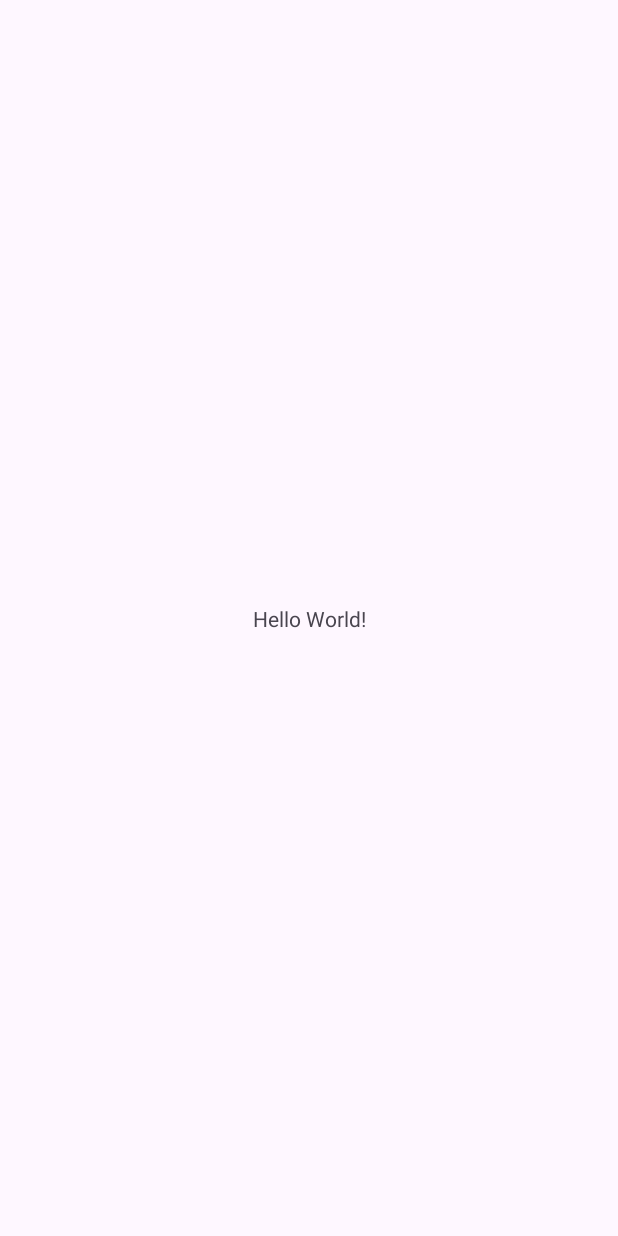
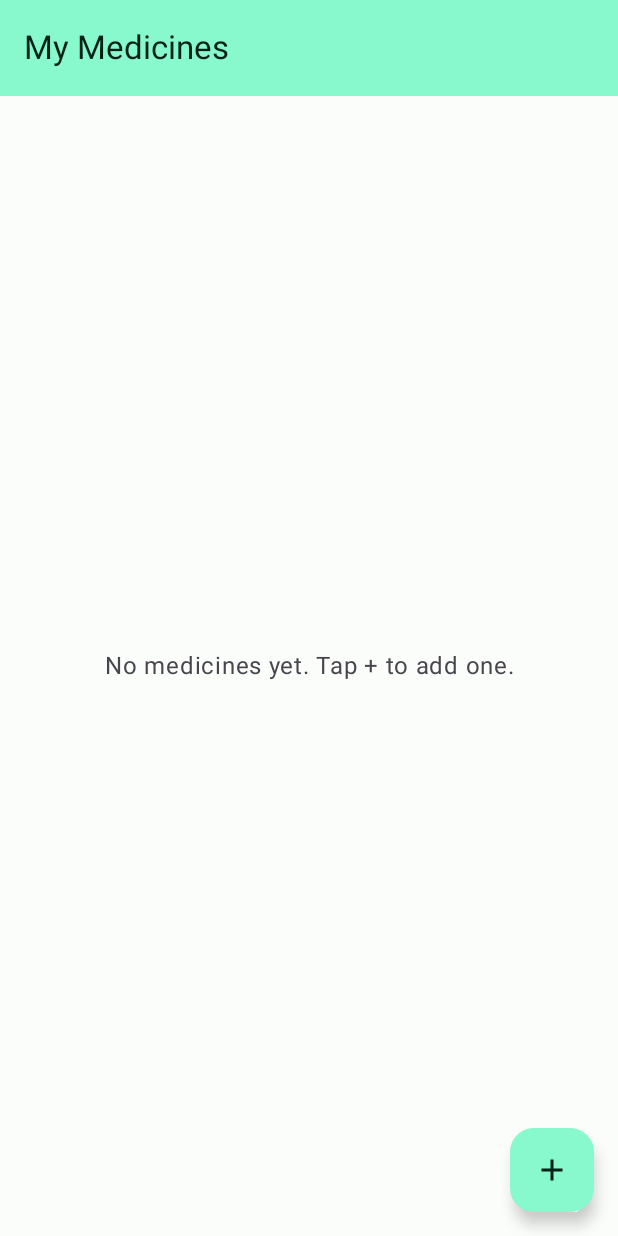
Before and after one commit to Nageshwar-Bhandary/DoseCircle, an Android app built with Jetpack Compose: the screen it shows after launch (MainActivity), on a phone screen of 412 x 824 dp. Before the commit the screen is almost empty. Run offline under Robolectric (Android 15) with nearby library versions, the phone set to English and light mode, and no system bars; our stand-ins replace Room's generated code.

Commit message:
Add medicine list screen

```diff
--- a/app/src/main/java/com/nagi/dosecircle/MainActivity.kt
+++ b/app/src/main/java/com/nagi/dosecircle/MainActivity.kt
@@ -1,20 +1,39 @@
 package com.nagi.dosecircle
 
 import android.os.Bundle
+import androidx.activity.ComponentActivity
+import androidx.activity.compose.setContent
 import androidx.activity.enableEdgeToEdge
-import androidx.appcompat.app.AppCompatActivity
-import androidx.core.view.ViewCompat
-import androidx.core.view.WindowInsetsCompat
+import androidx.lifecycle.viewmodel.compose.viewModel
+import androidx.navigation.compose.NavHost
+import androidx.navigation.compose.composable
+import androidx.navigation.compose.rememberNavController
+import com.nagi.dosecircle.ui.screens.MedicationListScreen
+import com.nagi.dosecircle.ui.theme.DoseCircleTheme
+import com.nagi.dosecircle.viewmodel.MedicationListViewModel
 
-class MainActivity : AppCompatActivity() {
+class MainActivity : ComponentActivity() {
     override fun onCreate(savedInstanceState: Bundle?) {
         super.onCreate(savedInstanceState)
         enableEdgeToEdge()
-        setContentView(R.layout.activity_main)
-        ViewCompat.setOnApplyWindowInsetsListener(findViewById(R.id.main)) { v, insets ->
-            val systemBars = insets.getInsets(WindowInsetsCompat.Type.systemBars())
-            v.setPadding(systemBars.left, systemBars.top, systemBars.right, systemBars.bottom)
-            insets
+
+        val app = application as DoseCircleApp
+
+        setContent {
+            DoseCircleTheme {
+                val navController = rememberNavController()
+                NavHost(
+                    navController = navController,
+                    startDestination = "medication_list"
+                ) {
+                    composable("medication_list") {
+                        val viewModel: MedicationListViewModel = viewModel(
+                            factory = MedicationListViewModel.provideFactory(app)
+                        )
+                        MedicationListScreen(viewModel = viewModel)
+                    }
+                }
+            }
         }
     }
 }
--- /dev/null
+++ b/app/src/main/java/com/nagi/dosecircle/ui/screens/MedicationListScreen.kt
@@ -0,0 +1,187 @@
+package com.nagi.dosecircle.ui.screens
+
+import androidx.compose.foundation.layout.Arrangement
+import androidx.compose.foundation.layout.Box
+import androidx.compose.foundation.layout.Column
+import androidx.compose.foundation.layout.PaddingValues
+import androidx.compose.foundation.layout.Row
+import androidx.compose.foundation.layout.Spacer
+import androidx.compose.foundation.layout.fillMaxSize
+import androidx.compose.foundation.layout.fillMaxWidth
+import androidx.compose.foundation.layout.height
+import androidx.compose.foundation.layout.padding
+import androidx.compose.foundation.lazy.LazyColumn
+import androidx.compose.foundation.lazy.items
+import androidx.compose.material.icons.Icons
+import androidx.compose.material.icons.filled.Add
+import androidx.compose.material.icons.filled.Delete
+import androidx.compose.material3.AlertDialog
+import androidx.compose.material3.Card
+import androidx.compose.material3.CardDefaults
+import androidx.compose.material3.ExperimentalMaterial3Api
+import androidx.compose.material3.FloatingActionButton
+import androidx.compose.material3.Icon
+import androidx.compose.material3.IconButton
+import androidx.compose.material3.MaterialTheme
+import androidx.compose.material3.Scaffold
+import androidx.compose.material3.Text
+import androidx.compose.material3.TextButton
+import androidx.compose.material3.TopAppBar
+import androidx.compose.material3.TopAppBarDefaults
+import androidx.compose.runtime.Composable
+import androidx.compose.runtime.collectAsState
+import androidx.compose.runtime.getValue
+import androidx.compose.runtime.mutableStateOf
+import androidx.compose.runtime.remember
+import androidx.compose.runtime.setValue
+import androidx.compose.ui.Alignment
+import androidx.compose.ui.Modifier
+import androidx.compose.ui.text.font.FontWeight
+import androidx.compose.ui.text.style.TextAlign
+import androidx.compose.ui.unit.dp
+import com.nagi.dosecircle.data.entity.Medication
+import com.nagi.dosecircle.viewmodel.MedicationListViewModel
+
+@OptIn(ExperimentalMaterial3Api::class)
+@Composable
+fun MedicationListScreen(
+    viewModel: MedicationListViewModel,
+    modifier: Modifier = Modifier
+) {
+    val medications by viewModel.medications.collectAsState()
+    var medicationToDelete by remember { mutableStateOf<Medication?>(null) }
+
+    Scaffold(
+        topBar = {
+            TopAppBar(
+                title = { Text("My Medicines") },
+                colors = TopAppBarDefaults.topAppBarColors(
+                    containerColor = MaterialTheme.colorScheme.primaryContainer,
+                    titleContentColor = MaterialTheme.colorScheme.onPrimaryContainer
+                )
+            )
+        },
+        floatingActionButton = {
+            FloatingActionButton(
+                onClick = { /* Will navigate to Add Medication in later task */ }
+            ) {
+                Icon(
+                    imageVector = Icons.Default.Add,
+                    contentDescription = "Add Medicine"
+                )
+            }
+        },
+        modifier = modifier
+    ) { innerPadding ->
+        if (medications.isEmpty()) {
+            Box(
+                modifier = Modifier
+                    .fillMaxSize()
+                    .padding(innerPadding)
+                    .padding(24.dp),
+                contentAlignment = Alignment.Center
+            ) {
+                Text(
+                    text = "No medicines yet. Tap + to add one.",
+                    style = MaterialTheme.typography.bodyLarge,
+                    color = MaterialTheme.colorScheme.onSurfaceVariant,
+                    textAlign = TextAlign.Center
+                )
+            }
+        } else {
+            LazyColumn(
+                modifier = Modifier
+                    .fillMaxSize()
+                    .padding(innerPadding),
+                contentPadding = PaddingValues(16.dp),
+                verticalArrangement = Arrangement.spacedBy(12.dp)
+            ) {
+                items(
+                    items = medications,
+                    key = { it.id }
+                ) { medication ->
+                    MedicationItemCard(
+                        medication = medication,
+                        onDeleteClick = { medicationToDelete = medication }
+                    )
+                }
+            }
+        }
+
+        medicationToDelete?.let { medication ->
+            AlertDialog(
+                onDismissRequest = { medicationToDelete = null },
+                title = { Text("Delete Medicine") },
+                text = { Text("Are you sure you want to delete ${medication.name}?") },
+                confirmButton = {
+                    TextButton(
+                        onClick = {
+                            viewModel.deleteMedication(medication)
+                            medicationToDelete = null
+                        }
+                    ) {
+                        Text("Delete", color = MaterialTheme.colorScheme.error)
+                    }
+                },
+                dismissButton = {
+                    TextButton(
+                        onClick = { medicationToDelete = null }
+                    ) {
+                        Text("Cancel")
+                    }
+                }
+            )
+        }
+    }
+}
+
+@Composable
+fun MedicationItemCard(
+    medication: Medication,
+    onDeleteClick: () -> Unit,
+    modifier: Modifier = Modifier
+) {
+    Card(
+        modifier = modifier.fillMaxWidth(),
+        elevation = CardDefaults.cardElevation(defaultElevation = 2.dp)
+    ) {
+        Row(
+            modifier = Modifier
+                .fillMaxWidth()
+                .padding(16.dp),
+            horizontalArrangement = Arrangement.SpaceBetween,
+            verticalAlignment = Alignment.CenterVertically
+        ) {
+            Column(modifier = Modifier.weight(1f)) {
+                Text(
+                    text = medication.name,
+                    style = MaterialTheme.typography.titleMedium,
+                    fontWeight = FontWeight.Bold
+                )
+                Spacer(modifier = Modifier.height(4.dp))
+                Text(
+                    text = "Dosage: ${medication.dosage}",
+                    style = MaterialTheme.typography.bodyMedium,
+                    color = MaterialTheme.colorScheme.onSurfaceVariant
+                )
+                Spacer(modifier = Modifier.height(2.dp))
+                Text(
+                    text = "Stock: ${medication.stockCount}",
+                    style = MaterialTheme.typography.bodyMedium,
+                    color = if (medication.stockCount <= medication.lowStockThreshold && medication.stockCount > 0) {
+                        MaterialTheme.colorScheme.error
+                    } else {
+                        MaterialTheme.colorScheme.onSurfaceVariant
+                    }
+                )
+            }
+            IconButton(onClick = onDeleteClick) {
+                Icon(
+                    imageVector = Icons.Default.Delete,
+                    contentDescription = "Delete ${medication.name}",
+                    tint = MaterialTheme.colorScheme.error
+                )
+            }
+        }
+    }
+}
--- /dev/null
+++ b/app/src/main/java/com/nagi/dosecircle/ui/theme/Theme.kt
@@ -0,0 +1,51 @@
+package com.nagi.dosecircle.ui.theme
+
+import androidx.compose.foundation.isSystemInDarkTheme
+import androidx.compose.material3.MaterialTheme
+import androidx.compose.material3.darkColorScheme
+import androidx.compose.material3.lightColorScheme
+import androidx.compose.runtime.Composable
+import androidx.compose.ui.graphics.Color
+
+private val LightColorScheme = lightColorScheme(
+    primary = Color(0xFF006C50),
+    onPrimary = Color(0xFFFFFFFF),
+    primaryContainer = Color(0xFF88F8CD),
+    onPrimaryContainer = Color(0xFF002116),
+    secondary = Color(0xFF4C6357),
+    onSecondary = Color(0xFFFFFFFF),
+    background = Color(0xFFFBFDFA),
+    onBackground = Color(0xFF191C1A),
+    surface = Color(0xFFFBFDFA),
+    onSurface = Color(0xFF191C1A),
+    error = Color(0xFFBA1A1A),
+    onError = Color(0xFFFFFFFF)
+)
+
+private val DarkColorScheme = darkColorScheme(
+    primary = Color(0xFF6CDBB2),
+    onPrimary = Color(0xFF003828),
+    primaryContainer = Color(0xFF00513B),
+    onPrimaryContainer = Color(0xFF88F8CD),
+    secondary = Color(0xFFB3CCBE),
+    onSecondary = Color(0xFF1F352A),
+    background = Color(0xFF191C1A),
+    onBackground = Color(0xFFE1E3DF),
+    surface = Color(0xFF191C1A),
+    onSurface = Color(0xFFE1E3DF),
+    error = Color(0xFFFFB4AB),
+    onError = Color(0xFF690005)
+)
+
+@Composable
+fun DoseCircleTheme(
+    darkTheme: Boolean = isSystemInDarkTheme(),
+    content: @Composable () -> Unit
+) {
+    val colorScheme = if (darkTheme) DarkColorScheme else LightColorScheme
+
+    MaterialTheme(
+        colorScheme = colorScheme,
+        content = content
+    )
+}
--- /dev/null
+++ b/app/src/main/java/com/nagi/dosecircle/viewmodel/MedicationListViewModel.kt
@@ -0,0 +1,67 @@
+package com.nagi.dosecircle.viewmodel
+
+import androidx.lifecycle.ViewModel
+import androidx.lifecycle.ViewModelProvider
+import androidx.lifecycle.viewModelScope
+import com.nagi.dosecircle.DoseCircleApp
+import com.nagi.dosecircle.data.entity.Medication
+import com.nagi.dosecircle.data.entity.Person
+import com.nagi.dosecircle.data.repository.MedicationRepository
+import com.nagi.dosecircle.data.repository.PersonRepository
+import kotlinx.coroutines.ExperimentalCoroutinesApi
+import kotlinx.coroutines.flow.MutableStateFlow
+import kotlinx.coroutines.flow.SharingStarted
+import kotlinx.coroutines.flow.StateFlow
+import kotlinx.coroutines.flow.filterNotNull
+import kotlinx.coroutines.flow.flatMapLatest
+import kotlinx.coroutines.flow.stateIn
+import kotlinx.coroutines.launch
+
+@OptIn(ExperimentalCoroutinesApi::class)
+class MedicationListViewModel(
+    private val personRepository: PersonRepository,
+    private val medicationRepository: MedicationRepository
+) : ViewModel() {
+
+    private val _currentPerson = MutableStateFlow<Person?>(null)
+
+    val medications: StateFlow<List<Medication>> = _currentPerson
+        .filterNotNull()
+        .flatMapLatest { person ->
+            medicationRepository.getMedicationsForPerson(person.id)
+        }
+        .stateIn(
+            scope = viewModelScope,
+            started = SharingStarted.WhileSubscribed(5000),
+            initialValue = emptyList()
+        )
+
+    init {
+        viewModelScope.launch {
+            val defaultPerson = personRepository.ensureDefaultPerson()
+            _currentPerson.value = defaultPerson
+        }
+    }
+
+    fun deleteMedication(medication: Medication) {
+        viewModelScope.launch {
+            medicationRepository.deleteMedication(medication)
+        }
+    }
+
+    companion object {
+        fun provideFactory(app: DoseCircleApp): ViewModelProvider.Factory =
+            object : ViewModelProvider.Factory {
+                @Suppress("UNCHECKED_CAST")
+                override fun <T : ViewModel> create(modelClass: Class<T>): T {
+                    if (modelClass.isAssignableFrom(MedicationListViewModel::class.java)) {
+                        return MedicationListViewModel(
+                            personRepository = app.personRepository,
+                            medicationRepository = app.medicationRepository
+                        ) as T
+                    }
+                    throw IllegalArgumentException("Unknown ViewModel class: ${modelClass.name}")
+                }
+            }
+    }
+}
--- a/build.gradle.kts
+++ b/build.gradle.kts
@@ -2,4 +2,5 @@
 plugins {
     alias(libs.plugins.android.application) apply false
     alias(libs.plugins.ksp) apply false
+    alias(libs.plugins.compose.compiler) apply false
 }
```
Also changed, not shown: app/build.gradle.kts (+16 -0 lines), gradle/libs.versions.toml (+15 -0 lines).
